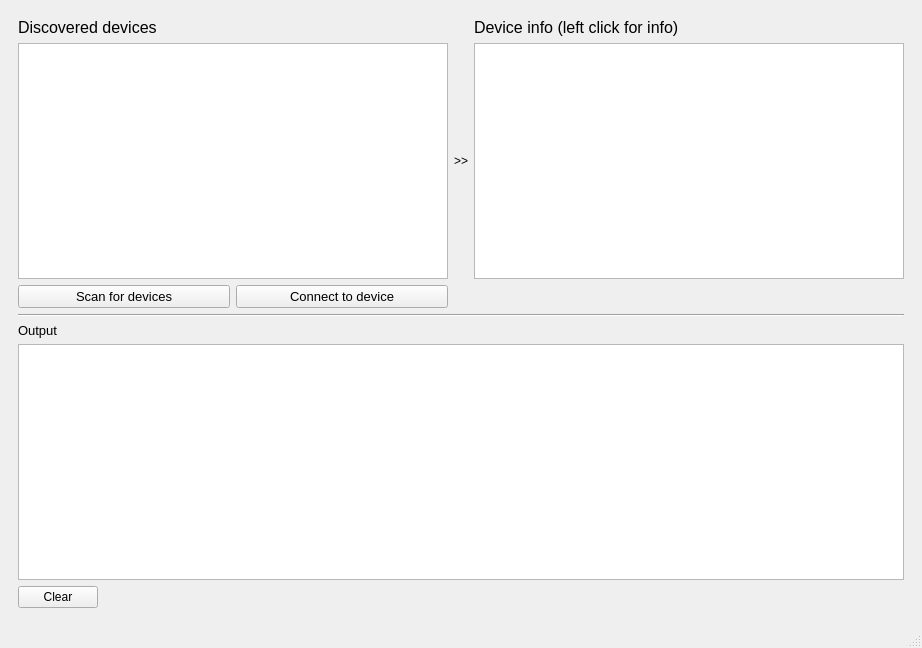
This is package/gui.ui in brex97/BLE_TEST_PythonApp as Qt 5 draws it before an edit. The edited form follows.
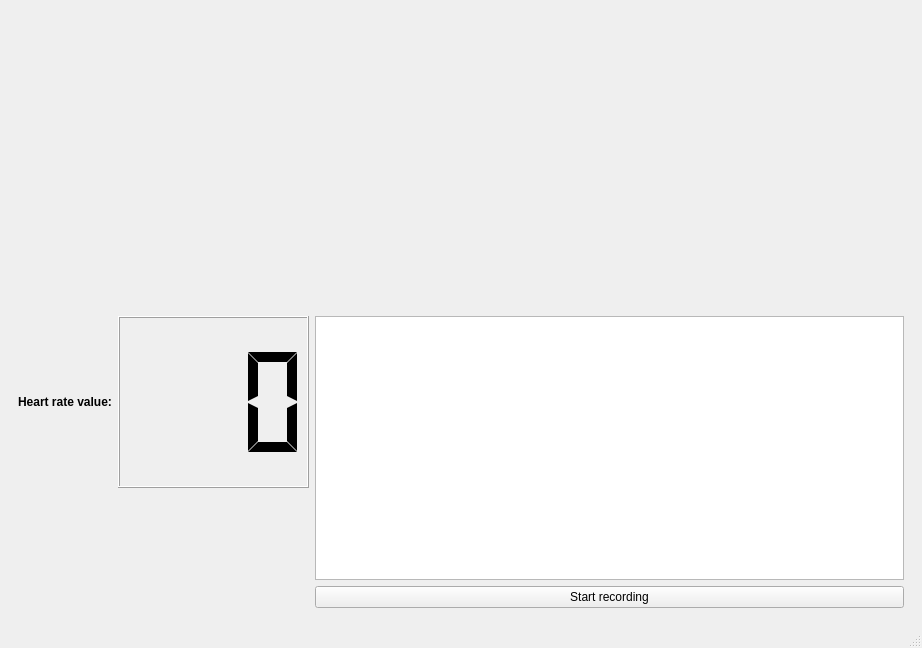
This is the edited form. The open tabs and pages were chosen to show the change. Custom widgets are drawn as their Qt base class.

Commit message: Implemented Heart rate page functionalities

Patch:
```diff
--- a/package/gui.ui
+++ b/package/gui.ui
@@ -15,7 +15,7 @@
   </property>
   <widget class="QWidget" name="centralwidget">
    <layout class="QGridLayout" name="gridLayout">
-    <item row="0" column="0">
+    <item row="1" column="0">
      <widget class="QStackedWidget" name="stackedWidget">
       <property name="currentIndex">
        <number>0</number>
@@ -264,6 +264,126 @@
         </item>
        </layout>
       </widget>
+      <widget class="QWidget" name="page_heartrate">
+       <layout class="QGridLayout" name="gridLayout_5">
+        <item row="1" column="0" colspan="2">
+         <widget class="PlotWidget" name="graph_heartrate" native="true">
+          <property name="sizePolicy">
+           <sizepolicy hsizetype="Expanding" vsizetype="Preferred">
+            <horstretch>0</horstretch>
+            <verstretch>0</verstretch>
+           </sizepolicy>
+          </property>
+         </widget>
+        </item>
+        <item row="2" column="0" colspan="2">
+         <layout class="QGridLayout" name="gridLayout_6">
+          <property name="sizeConstraint">
+           <enum>QLayout::SetNoConstraint</enum>
+          </property>
+          <item row="1" column="1" rowspan="3" colspan="2">
+           <widget class="QTextBrowser" name="textBrowser_HeartRate">
+            <property name="sizePolicy">
+             <sizepolicy hsizetype="Preferred" vsizetype="Preferred">
+              <horstretch>0</horstretch>
+              <verstretch>0</verstretch>
+             </sizepolicy>
+            </property>
+           </widget>
+          </item>
+          <item row="1" column="0" rowspan="2">
+           <layout class="QHBoxLayout" name="horizontalLayout_3">
+            <item>
+             <widget class="QLabel" name="HRVLabel">
+              <property name="sizePolicy">
+               <sizepolicy hsizetype="Fixed" vsizetype="Minimum">
+                <horstretch>0</horstretch>
+                <verstretch>0</verstretch>
+               </sizepolicy>
+              </property>
+              <property name="font">
+               <font>
+                <family>Arial</family>
+                <weight>75</weight>
+                <bold>true</bold>
+               </font>
+              </property>
+              <property name="text">
+               <string>Heart rate value:</string>
+              </property>
+             </widget>
+            </item>
+            <item>
+             <widget class="QLCDNumber" name="lcdHeartRate">
+              <property name="sizePolicy">
+               <sizepolicy hsizetype="Minimum" vsizetype="Minimum">
+                <horstretch>0</horstretch>
+                <verstretch>0</verstretch>
+               </sizepolicy>
+              </property>
+              <property name="sizeIncrement">
+               <size>
+                <width>1400</width>
+                <height>1200</height>
+               </size>
+              </property>
+              <property name="baseSize">
+               <size>
+                <width>1200</width>
+                <height>1200</height>
+               </size>
+              </property>
+              <property name="font">
+               <font>
+                <weight>50</weight>
+                <bold>false</bold>
+               </font>
+              </property>
+              <property name="digitCount">
+               <number>3</number>
+              </property>
+              <property name="segmentStyle">
+               <enum>QLCDNumber::Flat</enum>
+              </property>
+              <property name="intValue" stdset="0">
+               <number>0</number>
+              </property>
+             </widget>
+            </item>
+           </layout>
+          </item>
+          <item row="4" column="1" colspan="2">
+           <widget class="QPushButton" name="pushButtonRecord">
+            <property name="sizePolicy">
+             <sizepolicy hsizetype="Preferred" vsizetype="Fixed">
+              <horstretch>0</horstretch>
+              <verstretch>0</verstretch>
+             </sizepolicy>
+            </property>
+            <property name="text">
+             <string>Start recording</string>
+            </property>
+           </widget>
+          </item>
+         </layout>
+        </item>
+       </layout>
+      </widget>
+      <widget class="QWidget" name="page_max30001">
+       <widget class="QLabel" name="label_6">
+        <property name="geometry">
+         <rect>
+          <x>230</x>
+          <y>160</y>
+          <width>211</width>
+          <height>16</height>
+         </rect>
+        </property>
+        <property name="text">
+         <string>MAX30001 window</string>
+        </property>
+       </widget>
+      </widget>
      </widget>
     </item>
    </layout>
@@ -280,6 +400,14 @@
   </widget>
   <widget class="QStatusBar" name="statusbar"/>
  </widget>
+ <customwidgets>
+  <customwidget>
+   <class>PlotWidget</class>
+   <extends>QWidget</extends>
+   <header>pyqtgraph</header>
+   <container>1</container>
+  </customwidget>
+ </customwidgets>
  <resources/>
  <connections/>
 </ui>
```
Left out of the diff: 4 changed lines with no effect on the pictures. The commit also changes 2 other files.
